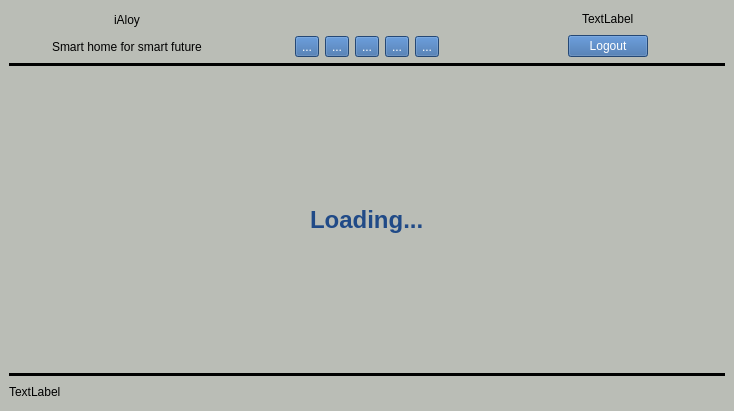
Old version of the form resource/ui/dashboard.ui in the repository arghyabi/iAloy_old_desktop_app.
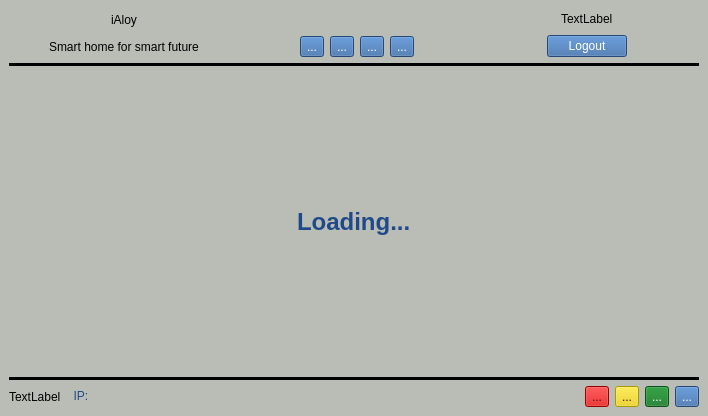
New version of the form.

Commit message: Status UI modified, Module status UI created, functionality left, new icon added (Unstable code, internal commit)

```diff
--- a/resource/ui/dashboard.ui
+++ b/resource/ui/dashboard.ui
@@ -6,8 +6,8 @@
    <rect>
     <x>0</x>
     <y>0</y>
-    <width>734</width>
-    <height>411</height>
+    <width>708</width>
+    <height>416</height>
    </rect>
   </property>
   <property name="windowTitle">
@@ -195,26 +195,6 @@
             </property>
            </widget>
           </item>
-          <item>
-           <widget class="QToolButton" name="keyboard_tool_button">
-            <property name="toolTip">
-             <string>Virtual Keyboard</string>
-            </property>
-            <property name="styleSheet">
-             <string notr="true">background-color: rgb(52, 101, 164);
-color: rgb(255, 255, 255);</string>
-            </property>
-            <property name="text">
-             <string>...</string>
-            </property>
-            <property name="iconSize">
-             <size>
-              <width>42</width>
-              <height>26</height>
-             </size>
-            </property>
-           </widget>
-          </item>
           <item>
            <widget class="QToolButton" name="settings_tool_button">
             <property name="toolTip">
@@ -437,6 +417,16 @@
         </property>
        </widget>
       </item>
+      <item>
+       <widget class="QLabel" name="ip_address_label">
+        <property name="styleSheet">
+         <string notr="true">color: rgb(32, 74, 135);</string>
+        </property>
+        <property name="text">
+         <string>&lt;html&gt;&lt;head/&gt;&lt;body&gt;&lt;p&gt;&lt;span style=&quot; color:#204a87;&quot;&gt;&amp;nbsp;&amp;nbsp;IP:&lt;/span&gt;&lt;/p&gt;&lt;/body&gt;&lt;/html&gt;</string>
+        </property>
+       </widget>
+      </item>
       <item>
        <spacer name="horizontalSpacer_13">
         <property name="orientation">
@@ -450,6 +440,81 @@
         </property>
        </spacer>
       </item>
+      <item>
+       <widget class="QToolButton" name="available_update_btn">
+        <property name="styleSheet">
+         <string notr="true">/*background-color: rgb(237, 212, 0);*/
+background-color: rgb(204, 0, 0);
+color: rgb(89, 14, 14);</string>
+        </property>
+        <property name="text">
+         <string>...</string>
+        </property>
+        <property name="iconSize">
+         <size>
+          <width>26</width>
+          <height>26</height>
+         </size>
+        </property>
+       </widget>
+      </item>
+      <item>
+       <widget class="QToolButton" name="new_module_info_btn">
+        <property name="styleSheet">
+         <string notr="true">background-color: rgb(237, 212, 0);
+color: rgb(89, 14, 14);</string>
+        </property>
+        <property name="text">
+         <string>...</string>
+        </property>
+        <property name="iconSize">
+         <size>
+          <width>26</width>
+          <height>26</height>
+         </size>
+        </property>
+        <property name="shortcut">
+         <string/>
+        </property>
+       </widget>
+      </item>
+      <item>
+       <widget class="QToolButton" name="module_current_status_btn">
+        <property name="styleSheet">
+         <string notr="true">background-color: rgb(13, 118, 29);
+color: rgb(255, 255, 255);</string>
+        </property>
+        <property name="text">
+         <string>...</string>
+        </property>
+        <property name="iconSize">
+         <size>
+          <width>26</width>
+          <height>26</height>
+         </size>
+        </property>
+       </widget>
+      </item>
+      <item>
+       <widget class="QToolButton" name="keyboard_tool_button">
+        <property name="toolTip">
+         <string>Virtual Keyboard</string>
+        </property>
+        <property name="styleSheet">
+         <string notr="true">background-color: rgb(52, 101, 164);
+color: rgb(255, 255, 255);</string>
+        </property>
+        <property name="text">
+         <string>...</string>
+        </property>
+        <property name="iconSize">
+         <size>
+          <width>42</width>
+          <height>26</height>
+         </size>
+        </property>
+       </widget>
+      </item>
      </layout>
     </item>
    </layout>
```
The commit also changes 21 other files.
